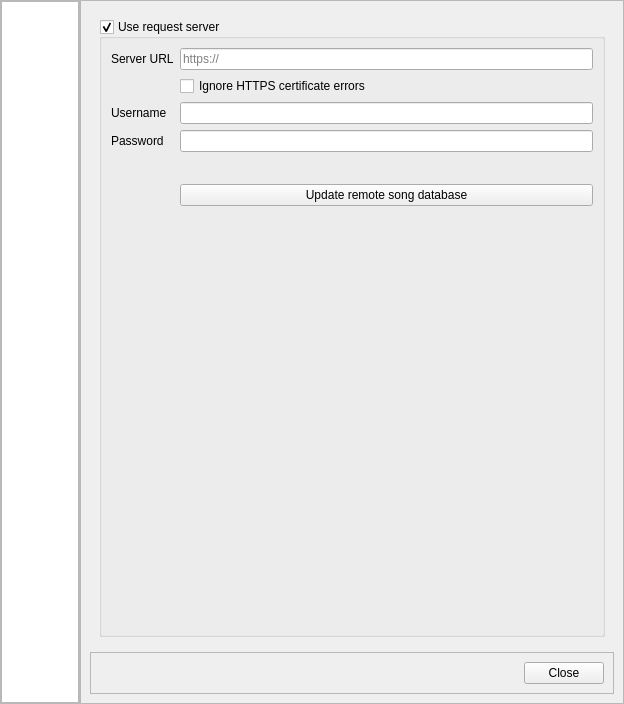
OpenKJ/OpenKJ, file OpenKJ/dlgsettings.ui: the form before one commit.
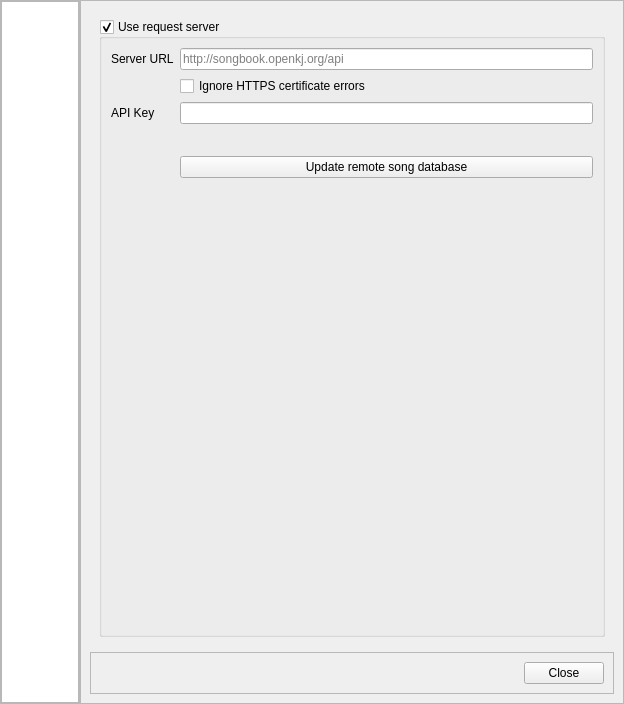
The form after the commit. The open tabs and pages were chosen to show the change. Icons and pictures are not drawn.

```diff
--- a/OpenKJ/dlgsettings.ui
+++ b/OpenKJ/dlgsettings.ui
@@ -809,68 +809,28 @@
                     <set>Qt::ImhUrlCharactersOnly</set>
                    </property>
                    <property name="placeholderText">
-                    <string>https://</string>
+                    <string>http://songbook.openkj.org/api</string>
+                   </property>
+                  </widget>
+                 </item>
+                 <item row="1" column="1">
+                  <widget class="QCheckBox" name="checkBoxIgnoreCertErrors">
+                   <property name="text">
+                    <string>Ignore HTTPS certificate errors</string>
                    </property>
                   </widget>
                  </item>
                  <item row="2" column="0">
                   <widget class="QLabel" name="label_7">
                    <property name="text">
-                    <string>Username</string>
-                   </property>
-                  </widget>
-                 </item>
-                 <item row="3" column="0">
-                  <widget class="QLabel" name="label_8">
-                   <property name="text">
-                    <string>Password</string>
+                    <string>API Key</string>
                    </property>
                   </widget>
                  </item>
                  <item row="2" column="1">
-                  <widget class="QLineEdit" name="lineEditUsername"/>
-                 </item>
-                 <item row="3" column="1">
-                  <widget class="QLineEdit" name="lineEditPassword">
-                   <property name="echoMode">
-                    <enum>QLineEdit::Password</enum>
-                   </property>
-                  </widget>
-                 </item>
-                 <item row="1" column="1">
-                  <widget class="QCheckBox" name="checkBoxIgnoreCertErrors">
-                   <property name="text">
-                    <string>Ignore HTTPS certificate errors</string>
-                   </property>
-                  </widget>
+                  <widget class="QLineEdit" name="lineEditApiKey"/>
                  </item>
                  <item row="4" column="0">
-                  <spacer name="horizontalSpacer_7">
-                   <property name="orientation">
-                    <enum>Qt::Horizontal</enum>
-                   </property>
-                   <property name="sizeHint" stdset="0">
-                    <size>
-                     <width>40</width>
-                     <height>20</height>
-                    </size>
-                   </property>
-                  </spacer>
-                 </item>
-                 <item row="4" column="1">
-                  <spacer name="horizontalSpacer_8">
-                   <property name="orientation">
-                    <enum>Qt::Horizontal</enum>
-                   </property>
-                   <property name="sizeHint" stdset="0">
-                    <size>
-                     <width>40</width>
-                     <height>20</height>
-                    </size>
-                   </property>
-                  </spacer>
-                 </item>
-                 <item row="5" column="0">
                   <spacer name="horizontalSpacer_9">
                    <property name="orientation">
                     <enum>Qt::Horizontal</enum>
@@ -883,13 +843,26 @@
                    </property>
                   </spacer>
                  </item>
-                 <item row="5" column="1">
+                 <item row="4" column="1">
                   <widget class="QPushButton" name="pushButtonUpdateRemoteDb">
                    <property name="text">
                     <string>Update remote song database</string>
                    </property>
                   </widget>
                  </item>
+                 <item row="3" column="1">
+                  <spacer name="horizontalSpacer_6">
+                   <property name="orientation">
+                    <enum>Qt::Horizontal</enum>
+                   </property>
+                   <property name="sizeHint" stdset="0">
+                    <size>
+                     <width>40</width>
+                     <height>20</height>
+                    </size>
+                   </property>
+                  </spacer>
+                 </item>
                 </layout>
                </item>
               </layout>
```
Left out of the diff: 2 changed lines with no effect on the pictures.
